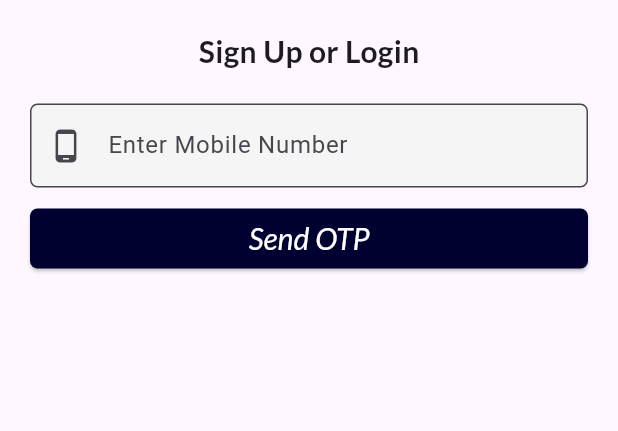
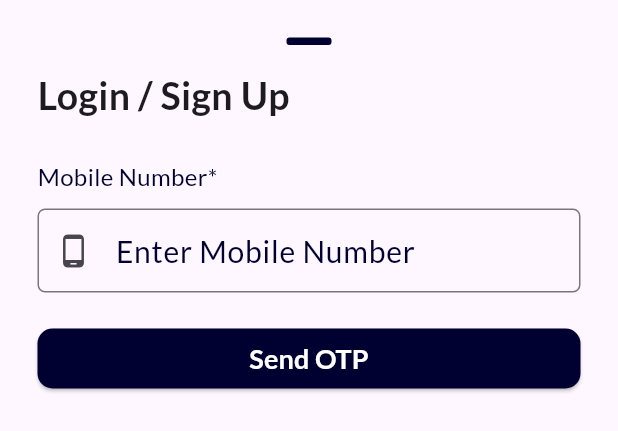
Before and after one commit to suman98490/super_market_webapp, a Flutter app: the Login widget shown alone on an empty page, opened directly, on a phone screen of 412 x 824 dp. Shown: the top 431 px of the screen. Run offline on Flutter 3.47's test engine with Material 3 defaults, Android fonts, the phone set to English and light mode, and no system bars; our stand-ins replace google_fonts, pinput, smooth_page_indicator; network calls fail.

Commit message:
Committed changes

```diff
--- a/lib/login.dart
+++ b/lib/login.dart
@@ -1,5 +1,6 @@
 import 'package:flutter/material.dart';
 import 'package:google_fonts/google_fonts.dart';
+import 'package:super_market_app/otp.dart';
 
 class Login extends StatefulWidget {
   const Login({super.key});
@@ -13,26 +14,41 @@ class _LoginState extends State<Login> {
   @override
   Widget build(BuildContext context) {
     return Padding(
-      padding: EdgeInsets.all(20.0),
+      padding: EdgeInsets.all(25.0),
       child: Column(
         children: [
-          Text("Sign Up or Login",
-          style: GoogleFonts.lato(fontSize: 20, fontWeight: FontWeight.bold),),
-          SizedBox(height: 20.0),
+          Container(
+            height: 5,
+            width: 30,
+            decoration: BoxDecoration(
+                color: Color(0xFF010131),
+                borderRadius: BorderRadius.circular(2.0)
+            ),
+          ),
+          SizedBox(height: 15),
+         Row(
+           children: [
+             Text("Login / Sign Up",
+               style: GoogleFonts.lato(fontSize: 25, fontWeight: FontWeight.bold),),
+           ],
+         ),
+         SizedBox(height: 25.0),
           Column(
             mainAxisSize: MainAxisSize.max,
             crossAxisAlignment: CrossAxisAlignment.stretch,
             children: [
+              Text("Mobile Number*",
+              style: GoogleFonts.lato(fontSize: 16, color: Color(0xFF010131)),),
+              SizedBox(height: 10),
               TextFormField(
                 maxLength: 10,
                 keyboardType: TextInputType.number,
                 controller: mobileNumber,
                 decoration: InputDecoration(
                   counterText: "",
-                  hintText: "Enter Mobile Number",
+                label: Text("Enter Mobile Number",
+                style: GoogleFonts.lato(fontSize: 20, color: Color(0xFF010131)),),
                     contentPadding: EdgeInsets.symmetric(vertical: 16, horizontal: 20),
-                  filled: true,
-                  fillColor: Colors.grey[100],
                   prefixIcon: Icon(Icons.phone_android),
                   border: OutlineInputBorder(
                     borderRadius: BorderRadius.circular(5.0)
@@ -43,13 +59,35 @@ class _LoginState extends State<Login> {
                   )
                 ),
               ),
-              SizedBox(height: 10.0),
-              ElevatedButton(onPressed: ()=>{}, child: Text("Send OTP",
-              style: GoogleFonts.lato(fontSize: 20, color: Colors.white, fontStyle: FontStyle.italic),),
+              SizedBox(height: 20.0),
+              ElevatedButton(onPressed: ()=>{
+                Navigator.pop(context),
+                showModalBottomSheet(
+                    context: context,
+                    isScrollControlled: true,
+                    builder: (context){
+                      return Padding(
+                        padding: EdgeInsets.only(
+                          left: 16,
+                          right: 16,
+                          top: 16,
+                          bottom: MediaQuery.of(context).viewInsets.bottom
+                        ),
+                        child: SingleChildScrollView(
+                        child: SizedBox(
+                          height: MediaQuery.of(context).size.height * 0.4,
+                            child: OTP()
+                        ),
+                        ),
+                      );
+                    }
+                )
+              }, child: Text("Send OTP",
+              style: GoogleFonts.lato(fontSize: 18, color: Colors.white,fontWeight: FontWeight.bold),),
                 style: ElevatedButton.styleFrom(
                   backgroundColor: Color(0xFF010131),
                   shape: RoundedRectangleBorder(
-                    borderRadius: BorderRadius.circular(5.0)
+                    borderRadius: BorderRadius.circular(10.0)
                   )
                 ),
 
--- a/lib/onBoarding.dart
+++ b/lib/onBoarding.dart
@@ -64,7 +64,6 @@ class _OnboardingState extends State<Onboarding> {
                           controller.nextPage(duration: Duration(microseconds: 500), curve: Curves.easeInOut)
                         }else if (currentPageIndex == onBoardingItemsList.length-1){
                           showModalBottomSheet(
-
                               context: context,
                               builder: (context){
                                 return DraggableScrollableSheet(
--- a/pubspec.yaml
+++ b/pubspec.yaml
@@ -37,6 +37,7 @@ dependencies:
   flutter_native_splash: ^2.4.6
   google_fonts: ^6.3.0
   smooth_page_indicator: ^1.2.1
+  pinput: ^5.0.1
 
 dev_dependencies:
   flutter_test:
```
Also changed, not shown: lib/otp.dart (added, +66 -0 lines), pubspec.lock.
